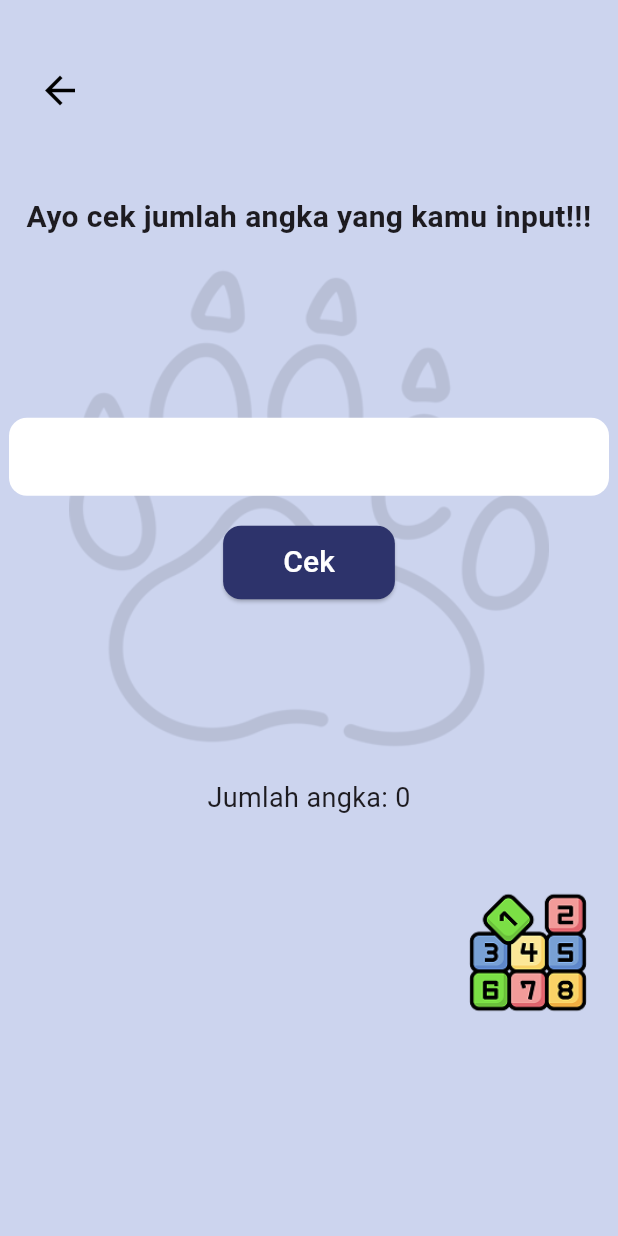
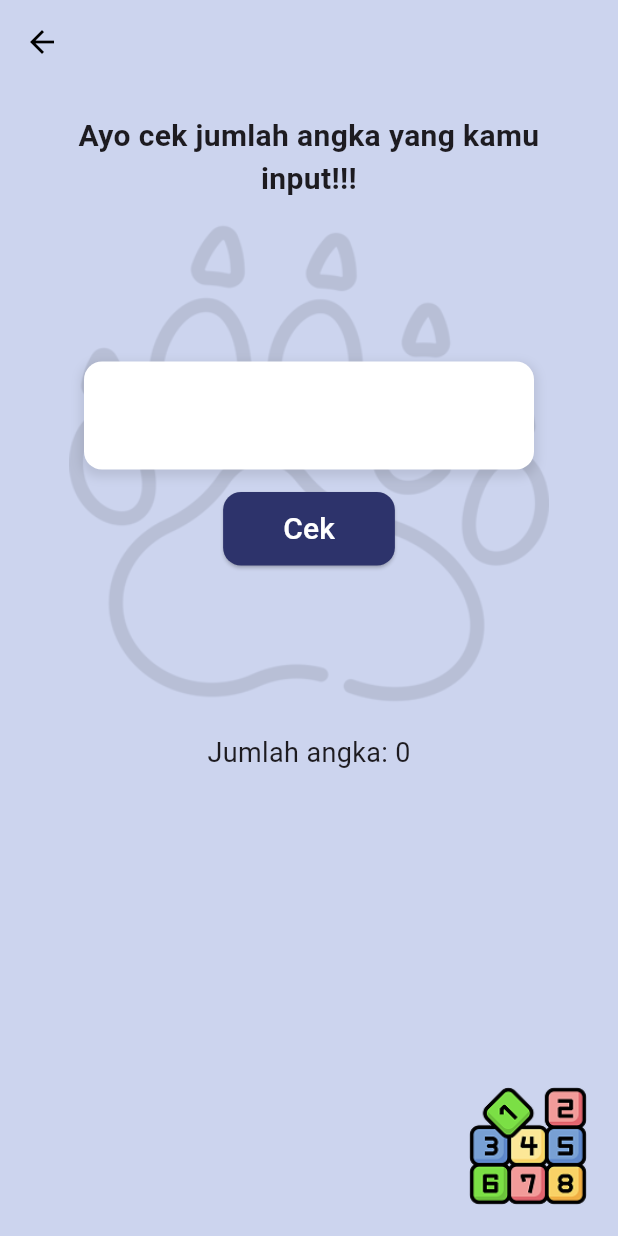
Before and after one commit to Amelvirda100/mobile_kalkulator, a Flutter app: the CheckNumberScreen screen opened directly, on a phone screen of 412 x 824 dp. Run offline on Flutter 3.47's test engine with Material 3 defaults, Android fonts, the phone set to English and light mode, and no system bars.

Commit message:
first commit

```diff
--- a/lib/cek_jumlah_angka_screen.dart
+++ b/lib/cek_jumlah_angka_screen.dart
@@ -41,38 +41,38 @@ class _CheckNumberScreenState extends State<CheckNumberScreen> {
   Widget build(BuildContext context) {
     return Scaffold(
       backgroundColor: const Color(0xFFCCD4EE),
-      body: SafeArea(
-        child: SingleChildScrollView(
-          child: Column(
-            mainAxisAlignment: MainAxisAlignment.center,
-            children: [
-              const SizedBox(height: 20),
-              Align(
-                alignment: Alignment.centerLeft,
-                child: Padding(
-                  padding: const EdgeInsets.all(16.0),
-                  child: IconButton(
-                    icon: const Icon(Icons.arrow_back,
-                        size: 30, color: Colors.black),
+      resizeToAvoidBottomInset:
+          false, // Mencegah tampilan bergeser saat keyboard muncul
+      appBar: AppBar(
+        backgroundColor: Colors.transparent,
+        elevation: 0,
+        leading: IconButton(
+          icon: const Icon(Icons.arrow_back, color: Colors.black),
           onPressed: () {
-                      // Aksi kembali, misalnya pop ke halaman sebelumnya
             Navigator.pop(context);
           },
         ),
       ),
-              ),
-              const SizedBox(height: 30),
+      body: Stack(
+        children: [
+          SingleChildScrollView(
+            child: Padding(
+              padding: const EdgeInsets.all(20.0),
+              child: Column(
+                mainAxisAlignment: MainAxisAlignment.center,
+                crossAxisAlignment: CrossAxisAlignment.center,
+                children: [
                   const Text(
                     'Ayo cek jumlah angka yang kamu input!!!',
                     style: TextStyle(fontSize: 20, fontWeight: FontWeight.bold),
                     textAlign: TextAlign.center,
                   ),
-              const SizedBox(height: 20),
+                  const SizedBox(height: 15),
                   Stack(
                     alignment: Alignment.center,
                     children: [
                       Opacity(
-                    opacity: 0.5, // 50% transparan
+                        opacity: 0.5,
                         child: Image.asset(
                           'assets/cakar.png',
                           width: 320,
@@ -82,23 +82,33 @@ class _CheckNumberScreenState extends State<CheckNumberScreen> {
                       Column(
                         children: [
                           Container(
-                        width: 400,
-                        padding: const EdgeInsets.symmetric(horizontal: 16),
+                            width: 300, // Lebar tetap untuk textfield
+                            padding: const EdgeInsets.all(10),
                             decoration: BoxDecoration(
                               color: Colors.white,
                               borderRadius: BorderRadius.circular(12),
+                              boxShadow: [
+                                BoxShadow(
+                                  color: Color.fromRGBO(0, 0, 0,
+                                      0.1), // Warna hitam dengan opacity 0.1
+                                  blurRadius: 5,
+                                  spreadRadius: 2,
+                                  offset: Offset(0, 3),
+                                ),
+                              ],
                             ),
                             child: TextField(
                               controller: _controller,
+                              keyboardType: TextInputType.number,
                               textAlign: TextAlign.center,
+                              decoration: const InputDecoration(
+                                border: InputBorder
+                                    .none, // Hilangkan border default
+                              ),
                               style: const TextStyle(fontSize: 24),
-                          decoration: const InputDecoration(
-                            border: InputBorder.none,
-                          ),
-                          keyboardType: TextInputType.number,
                             ),
                           ),
-                      const SizedBox(height: 20),
+                          const SizedBox(height: 15),
                           ElevatedButton(
                             onPressed: _checkDigits,
                             style: ElevatedButton.styleFrom(
@@ -111,7 +121,8 @@ class _CheckNumberScreenState extends State<CheckNumberScreen> {
                             ),
                             child: const Text(
                               'Cek',
-                          style: TextStyle(color: Colors.white, fontSize: 20),
+                              style:
+                                  TextStyle(color: Colors.white, fontSize: 20),
                             ),
                           ),
                         ],
@@ -123,23 +134,23 @@ class _CheckNumberScreenState extends State<CheckNumberScreen> {
                     'Jumlah angka: $_digitCount',
                     style: const TextStyle(fontSize: 18),
                   ),
-              const SizedBox(height: 50),
+                  const SizedBox(height: 100),
+                ],
+              ),
+            ),
+          ),
+          // Gambar tetap berada di pojok kanan bawah
           Align(
             alignment: Alignment.bottomRight,
             child: Padding(
-                  padding: const EdgeInsets.only(right: 20),
-                  child: Align(
-                    alignment: Alignment.bottomRight,
+              padding: const EdgeInsets.only(bottom: 20, right: 20),
               child: Image.asset(
                 'assets/daduangka.png',
                 width: 80,
               ),
             ),
           ),
-              ),
         ],
-          ),
-        ),
       ),
     );
   }
```
Also changed, not shown: lib/cek_angka_screen.dart (+19 -4 lines), lib/kalkulator_screen.dart (+24 -9 lines). Lines whose indentation alone changed are shown as unchanged.
